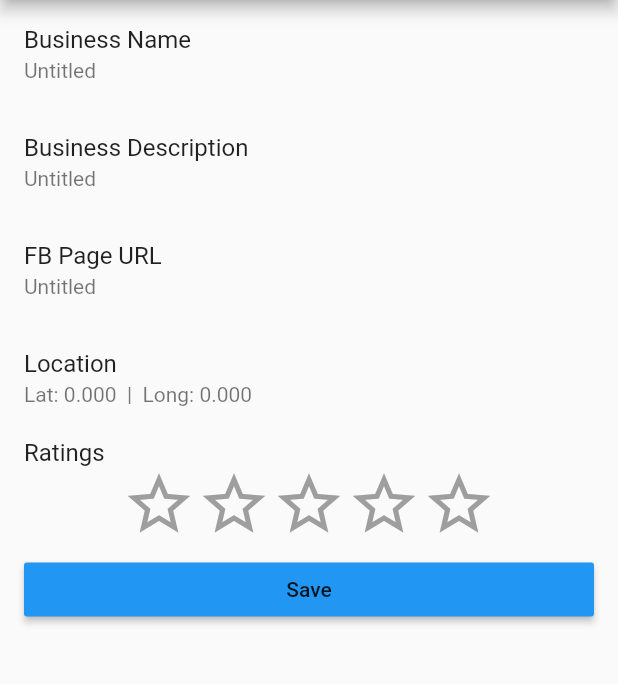
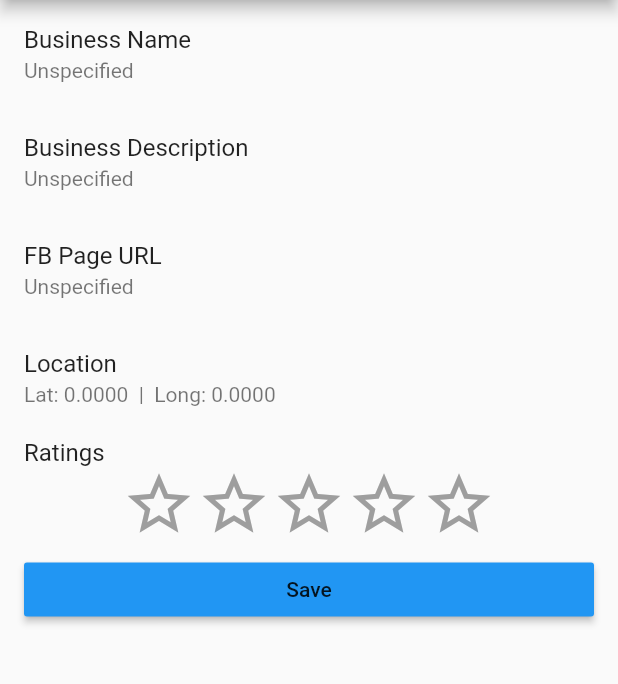
Before and after one commit to rroslan/suara, a Flutter app: the VendorSettingsScreen screen opened directly with empty values, on a phone screen of 412 x 824 dp, the part 84-768 px from its top. Run offline on Flutter 3.47's test engine with Material 2 defaults, Android fonts, the phone set to English and light mode, and no system bars; drawn by our look-alikes of flutter_rating; our stand-ins replace cloud_firestore, firebase_auth, firebase_database, google_sign_in, location; accounts and stored records are empty.

Commit message:
did some null checks

```diff
--- a/lib/screens/vendor_settings.dart
+++ b/lib/screens/vendor_settings.dart
@@ -67,41 +67,51 @@ class VendorSettingsScreenState extends State<VendorSettingsScreen> {
         children: <Widget>[
           ListTile(
             title: Text('Business Name'),
-            subtitle: Text('Untitled'),
+            subtitle: Text(_vendorSettings.businessName != null ? _vendorSettings.businessName : 'Unspecified'),
             onTap: () async {
               var businessName = await navigateToSettingsPage('Business Name');
-              if(businessName != null){
+              if (businessName != null) {
+                setState(() {
                   _vendorSettings.businessName = businessName;
+                });
               }
             },
           ),
           ListTile(
             title: Text('Business Description'),
-            subtitle: Text('Untitled'),
+            subtitle: Text(_vendorSettings.businessDesc != null ? _vendorSettings.businessDesc : 'Unspecified'),
             onTap: () async {
-              var businessDesc = await navigateToSettingsPage('Business Description');
-              if(businessDesc != null){
+              var businessDesc =
+                  await navigateToSettingsPage('Business Description');
+              if (businessDesc != null) {
+                setState(() {
                   _vendorSettings.businessDesc = businessDesc;
+                });
               }
             },
           ),
           ListTile(
             title: Text('FB Page URL'),
-            subtitle: Text('Untitled'),
+            subtitle: Text(_vendorSettings.fbURL != null ? _vendorSettings.fbURL : 'Unspecified'),
             onTap: () async {
               var fbURL = await navigateToSettingsPage('FB Page URL');
-              if(fbURL != null){
+              if (fbURL != null) {
+                setState(() {
                   _vendorSettings.fbURL = fbURL;
+                });
               }
             },
           ),
           ListTile(
             title: Text('Location'),
-            subtitle: Text('Lat: 0.000  |  Long: 0.000'),
+            subtitle: Text(
+                _vendorSettings.location != null ? 'Lat: ${_vendorSettings.location['latitude']}  |  Long: ${_vendorSettings.location['longitude']}' : 'Lat: 0.0000  |  Long: 0.0000'),
             onTap: () async {
               var location = await navigateToSettingsPage('Location');
-              if(location != null){
+              if (location != null) {
+                setState(() {
                   _vendorSettings.location = location;
+                });
               }
             },
           ),
@@ -152,8 +162,8 @@ class VendorSettingsScreenState extends State<VendorSettingsScreen> {
 
 class ChangeVendorSettingPage extends StatelessWidget {
   final _appBarTitle;
-  final TextEditingController _txt1 = TextEditingController(text: 'sup');
-  final TextEditingController _txt2 = TextEditingController(text: 'sup');
+  final TextEditingController _txt1 = TextEditingController(text: '');
+  final TextEditingController _txt2 = TextEditingController(text: '');
 
   ChangeVendorSettingPage(this._appBarTitle);
   @override
@@ -163,9 +173,15 @@ class ChangeVendorSettingPage extends StatelessWidget {
           title: Text(_appBarTitle),
           actions: <Widget>[
             FlatButton(
-              child: Text('SAVE',style: TextStyle(color: Colors.white),),
+              child: Text(
+                'SAVE',
+                style: TextStyle(color: Colors.white),
+              ),
               onPressed: () {
-                dynamic returnVal = _appBarTitle.toString().toLowerCase() == 'location' ? {'latitude':_txt1.text, 'longitude':_txt2.text} : _txt1.text;
+                dynamic returnVal =
+                    _appBarTitle.toString().toLowerCase() == 'location'
+                        ? {'latitude': _txt1.text, 'longitude': _txt2.text}
+                        : _txt1.text;
                 Navigator.of(context).pop(returnVal);
               },
             )
```
Lines whose indentation alone changed are shown as unchanged.
